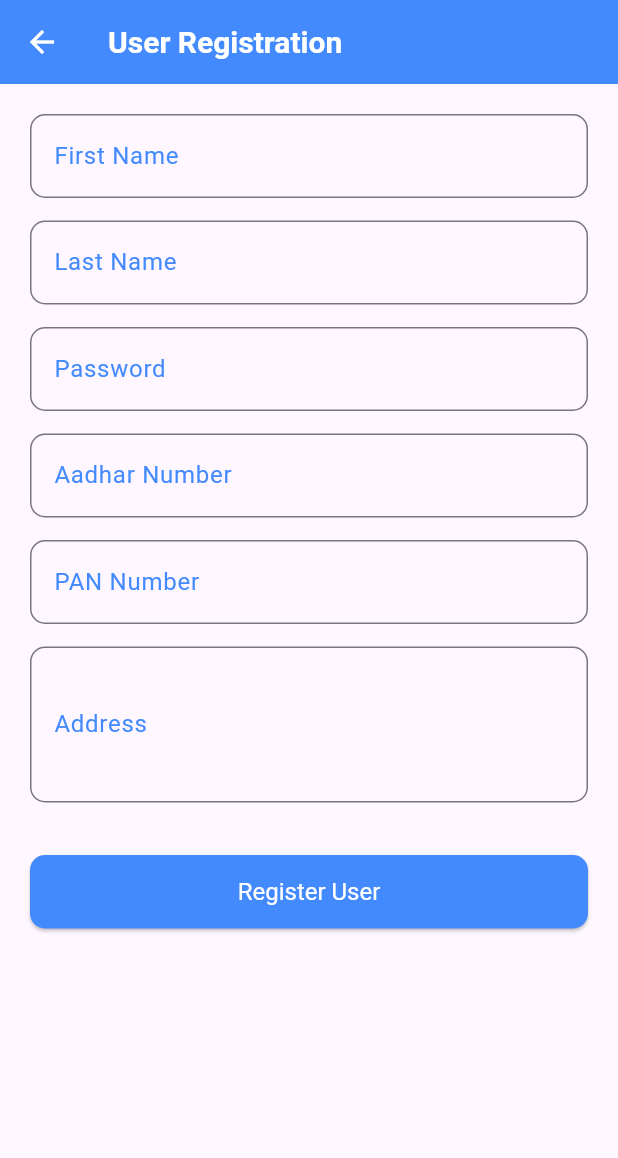
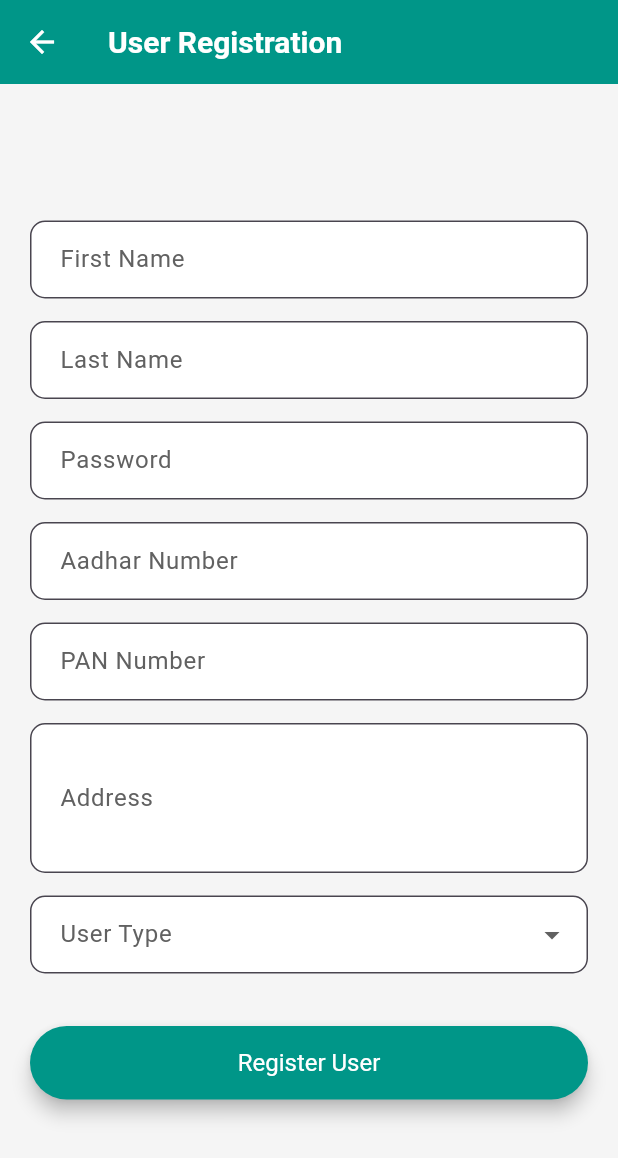
Before and after one commit to vindyaml2/mytravelticket-frontend, a Flutter app: the screen it shows after launch, after a tap on "Register User", on a phone screen of 412 x 824 dp. Shown: the top 1158 px of the screen. Run offline on Flutter 3.47's test engine with Material 3 defaults, Android fonts, the phone set to English and light mode, and no system bars; our stand-ins replace geolocator, google_maps_flutter; accounts and stored records are empty; network calls fail.

Commit message:
fixed bugs

```diff
--- a/lib/AssignBusDriverConductorRoutePage.dart
+++ b/lib/AssignBusDriverConductorRoutePage.dart
@@ -109,7 +109,7 @@ class _AssignBusDriverConductorRoutePageState extends State<AssignBusDriverCondu
 
     try {
       final response = await http.post(url, headers: headers, body: body);
-      if (response.statusCode == 200) {
+      if (response.statusCode == 201) {
         // Mapping created successfully
         showDialog(
           context: context,
--- a/lib/UserFormPage.dart
+++ b/lib/UserFormPage.dart
@@ -17,6 +17,7 @@ class _UserFormPageState extends State<UserFormPage> {
   final _aadharController = TextEditingController();
   final _panController = TextEditingController();
   final _addressController = TextEditingController();
+  String? _userType;
 
   Future<void> _submitForm() async {
     if (_formKey.currentState!.validate()) {
@@ -27,6 +28,7 @@ class _UserFormPageState extends State<UserFormPage> {
         "aadharNumber": _aadharController.text,
         "panNumber": _panController.text,
         "address": _addressController.text,
+        "userType": _userType
       };
 
       const url = 'http://localhost:8080/user'; // Replace with your actual URL
@@ -71,11 +73,16 @@ class _UserFormPageState extends State<UserFormPage> {
   Widget build(BuildContext context) {
     return Scaffold(
       appBar: AppBar(
-        title: const Text('User Registration'),
-        backgroundColor: Colors.blueAccent,
+        title: const Text('User Registration', style: TextStyle(color: Colors.white)),
+        backgroundColor: Colors.teal,
+        iconTheme: const IconThemeData(color: Colors.white),
       ),
-      body: SingleChildScrollView(
+      backgroundColor: Colors.grey[100],
+      body: Center( // Wrap the content in a Center widget
+        child: SingleChildScrollView(
           padding: const EdgeInsets.all(20.0),
+          child: ConstrainedBox(
+            constraints: BoxConstraints(maxWidth: 500), // Limit the width of the form
             child: Form(
               key: _formKey,
               child: Column(
@@ -87,17 +94,25 @@ class _UserFormPageState extends State<UserFormPage> {
                   _buildTextField(_aadharController, 'Aadhar Number'),
                   _buildTextField(_panController, 'PAN Number'),
                   _buildTextField(_addressController, 'Address', maxLines: 3),
+                  _buildDropdownField(),
                   const SizedBox(height: 20),
                   ElevatedButton(
                     onPressed: _submitForm,
                     style: ElevatedButton.styleFrom(
-                  padding: const EdgeInsets.symmetric(vertical: 15),
-                  backgroundColor: Colors.blueAccent,
+                      backgroundColor: Colors.teal,
                       foregroundColor: Colors.white,
+                      padding: const EdgeInsets.symmetric(vertical: 15, horizontal: 20), // Adjust padding
+                      textStyle: const TextStyle(fontSize: 16), // Set text style
+                      shape: RoundedRectangleBorder(
+                        borderRadius: BorderRadius.circular(25), // More rounded corners
                       ),
-                child: const Text('Register User', style: TextStyle(fontSize: 16)),
+                      elevation: 5, // Add a subtle shadow
+                    ),
+                    child: const Text('Register User'),
                   ),
                 ],
+              ),
+            ),
           ),
         ),
       ),
@@ -113,15 +128,18 @@ class _UserFormPageState extends State<UserFormPage> {
         maxLines: maxLines,
         decoration: InputDecoration(
           labelText: label,
-          labelStyle: const TextStyle(color: Colors.blueAccent),
+          labelStyle: TextStyle(color: Colors.grey[700]),
           border: OutlineInputBorder(
             borderRadius: BorderRadius.circular(10),
-            borderSide: const BorderSide(color: Colors.grey),
+            borderSide: BorderSide(color: Colors.grey[400]!),
           ),
-          focusedBorder: OutlineInputBorder(
-            borderRadius: BorderRadius.circular(10),
-            borderSide: const BorderSide(color: Colors.blueAccent, width: 2),
+          focusedBorder: const OutlineInputBorder(
+            borderRadius: BorderRadius.all(Radius.circular(10)),
+            borderSide: BorderSide(color: Colors.teal, width: 2),
           ),
+          filled: true,
+          fillColor: Colors.white,
+          contentPadding: const EdgeInsets.symmetric(horizontal: 16, vertical: 14),
         ),
         validator: (value) {
           if (value == null || value.isEmpty) {
@@ -132,4 +150,46 @@ class _UserFormPageState extends State<UserFormPage> {
       ),
     );
   }
+
+  Widget _buildDropdownField() {
+    return Padding(
+      padding: const EdgeInsets.only(bottom: 15.0),
+      child: DropdownButtonFormField<String>(
+        decoration: InputDecoration(
+          labelText: 'User Type',
+          labelStyle: TextStyle(color: Colors.grey[700]),
+          border: OutlineInputBorder(
+            borderRadius: BorderRadius.circular(10),
+            borderSide: BorderSide(color: Colors.grey[400]!),
+          ),
+          focusedBorder: const OutlineInputBorder(
+            borderRadius: BorderRadius.all(Radius.circular(10)),
+            borderSide: BorderSide(color: Colors.teal, width: 2),
+          ),
+          filled: true,
+          fillColor: Colors.white,
+          contentPadding: const EdgeInsets.symmetric(horizontal: 16, vertical: 14),
+        ),
+        value: _userType,
+        items: <String>['DRIVER', 'PASSENGER', 'ADMIN', 'CONDUCTOR']
+            .map<DropdownMenuItem<String>>((String value) {
+          return DropdownMenuItem<String>(
+            value: value,
+            child: Text(value),
+          );
+        }).toList(),
+        onChanged: (String? newValue) {
+          setState(() {
+            _userType = newValue;
+          });
+        },
+        validator: (value) {
+          if (value == null || value.isEmpty) {
+            return 'Please select a User Type';
           }
+          return null;
+        },
+      ),
+    );
+  }
+}
--- a/lib/main.dart
+++ b/lib/main.dart
@@ -8,6 +8,7 @@ import 'UserFormPage.dart';
 import 'route_input_page.dart';
 import 'ConductorFormPage.dart'; // Import the ConductorFormPage
 import 'ConductorListPage.dart';
+import 'TicketPage.dart';
 
 void main() {
   runApp(const MyApp());
@@ -55,6 +56,7 @@ class MyApp extends StatelessWidget {
         '/conductorList': (context) => const ConductorListPage(),
         '/getBusDriverConductorRoute': (context) => const GetBusDriverConductorRoutePage(),
         '/assignBusDriverConductorRoute': (context) => const AssignBusDriverConductorRoutePage(),
+        '/ticket':(context) => const TicketPage(),
       },
     );
   }
@@ -71,73 +73,99 @@ class MainNavigationPage extends StatelessWidget {
         backgroundColor: Colors.teal,
       ),
       backgroundColor: Colors.grey[100],
-      body: Center(
+      body: Padding(
+        padding: const EdgeInsets.all(16.0),
+        child: SingleChildScrollView(
           child: Column(
-          mainAxisAlignment: MainAxisAlignment.center,
+            mainAxisAlignment: MainAxisAlignment.start,
+            crossAxisAlignment: CrossAxisAlignment.stretch,
             children: [
-            ElevatedButton(
-              onPressed: () {
-                Navigator.pushNamed(context, '/userForm');
-              },
-              child: const Text('Register User'),
+              Center(
+                child: SizedBox(
+                  width: MediaQuery.of(context).size.width * 0.60,
+                  child: _buildNavigationCard(context, '/userForm', 'Register User'),
                 ),
-            const SizedBox(height: 30),
-            ElevatedButton(
-              onPressed: () {
-                Navigator.pushNamed(context, '/routeInput');
-              },
-              child: const Text('Create a new Bus Route'),
               ),
-            const SizedBox(height: 30),
-            ElevatedButton(
-              onPressed: () {
-                Navigator.pushNamed(context, '/route');
-              },
-              child: const Text('All Bus Route'),
+              const SizedBox(height: 16),
+              Center(
+                child: SizedBox(
+                  width: MediaQuery.of(context).size.width * 0.60,
+                  child: _buildNavigationCard(context, '/routeInput', 'Create a new Bus Route'),
                 ),
-            const SizedBox(height: 30),
-            ElevatedButton(
-              onPressed: () {
-                Navigator.pushNamed(context, '/driverForm');
-              },
-              child: const Text('Register Driver'),
               ),
-            const SizedBox(height: 30),
-            ElevatedButton(
-              onPressed: () {
-                Navigator.pushNamed(context, '/driverList');
-              },
-              child: const Text('All Drivers'),
+              const SizedBox(height: 16),
+              Center(
+                child: SizedBox(
+                  width: MediaQuery.of(context).size.width * 0.60,
+                  child: _buildNavigationCard(context, '/route', 'All Bus Route'),
                 ),
-            const SizedBox(height: 30),
-            ElevatedButton(
-              onPressed: () {
-                Navigator.pushNamed(context, '/conductorForm');
-              },
-              child: const Text('Register Conductor'),
               ),
-            const SizedBox(height: 30),
-            ElevatedButton(
-              onPressed: () {
-                Navigator.pushNamed(context, '/conductorList');
-              },
-              child: const Text('All Conductors'),
+              const SizedBox(height: 16),
+              Center(
+                child: SizedBox(
+                  width: MediaQuery.of(context).size.width * 0.60,
+                  child: _buildNavigationCard(context, '/driverForm', 'Register Driver'),
                 ),
-             const SizedBox(height: 30),
-            ElevatedButton(
-              onPressed: () {
-                Navigator.pushNamed(context, '/getBusDriverConductorRoute');
-              },
-              child: const Text('All assigned BusDriverConductorRoute'),
               ),
-             const SizedBox(height: 30),
-            ElevatedButton(
-              onPressed: () {
-                Navigator.pushNamed(context, '/assignBusDriverConductorRoute');
-              },
-              child: const Text('Assigne BusDriverConductorRoute'),
+              const SizedBox(height: 16),
+              Center(
+                child: SizedBox(
+                  width: MediaQuery.of(context).size.width * 0.60,
+                  child: _buildNavigationCard(context, '/driverList', 'All Drivers'),
+                ),
+              ),
+              const SizedBox(height: 16),
+              Center(
+                child: SizedBox(
+                  width: MediaQuery.of(context).size.width * 0.60,
+                  child: _buildNavigationCard(context, '/conductorForm', 'Register Conductor'),
+                ),
+              ),
+              const SizedBox(height: 16),
+              Center(
+                child: SizedBox(
+                  width: MediaQuery.of(context).size.width * 0.60,
+                  child: _buildNavigationCard(context, '/conductorList', 'All Conductors'),
+                ),
+              ),
+              const SizedBox(height: 16),
+              Center(
+                child: SizedBox(
+                  width: MediaQuery.of(context).size.width * 0.60,
+                  child: _buildNavigationCard(context, '/getBusDriverConductorRoute', 'All assigned BusDriverConductorRoute'),
+                ),
+              ),
+              const SizedBox(height: 16),
+              Center(
+                child: SizedBox(
+                  width: MediaQuery.of(context).size.width * 0.60,
+                  child: _buildNavigationCard(context, '/assignBusDriverConductorRoute', 'Assign BusDriverConductorRoute'),
+                ),
+              ),
+              const SizedBox(height: 16),
+              Center(
+                child: SizedBox(
+                  width: MediaQuery.of(context).size.width * 0.60,
+                  child: _buildNavigationCard(context, '/ticket', 'Create Ticket'),
+                ),
               ),
             ],
+          ),
+        ),
+      ),
+    );
+  }
+
+  Widget _buildNavigationCard(BuildContext context, String routeName, String buttonText) {
+    return Card(
+      elevation: 4,
+      child: Padding(
+        padding: const EdgeInsets.all(8.0),
+        child: ElevatedButton(
+          onPressed: () {
+            Navigator.pushNamed(context, routeName);
+          },
+          child: Text(buttonText),
         ),
       ),
     );
```
Also changed, not shown: lib/TicketPage.dart (added, +418 -0 lines). Lines whose indentation alone changed are shown as unchanged.
